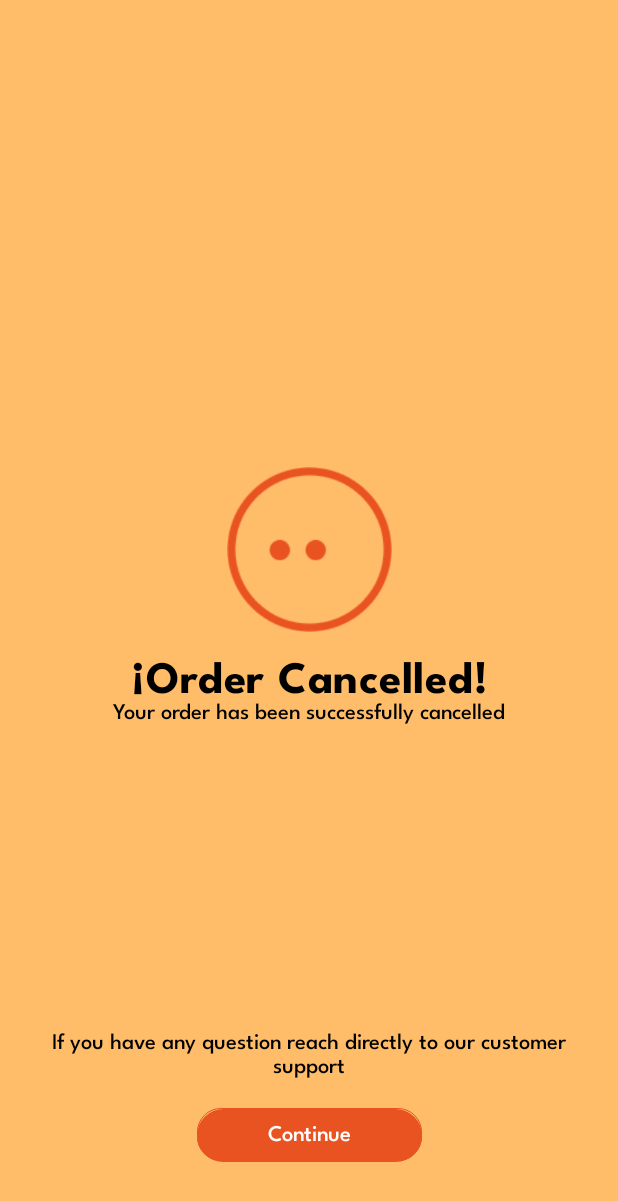
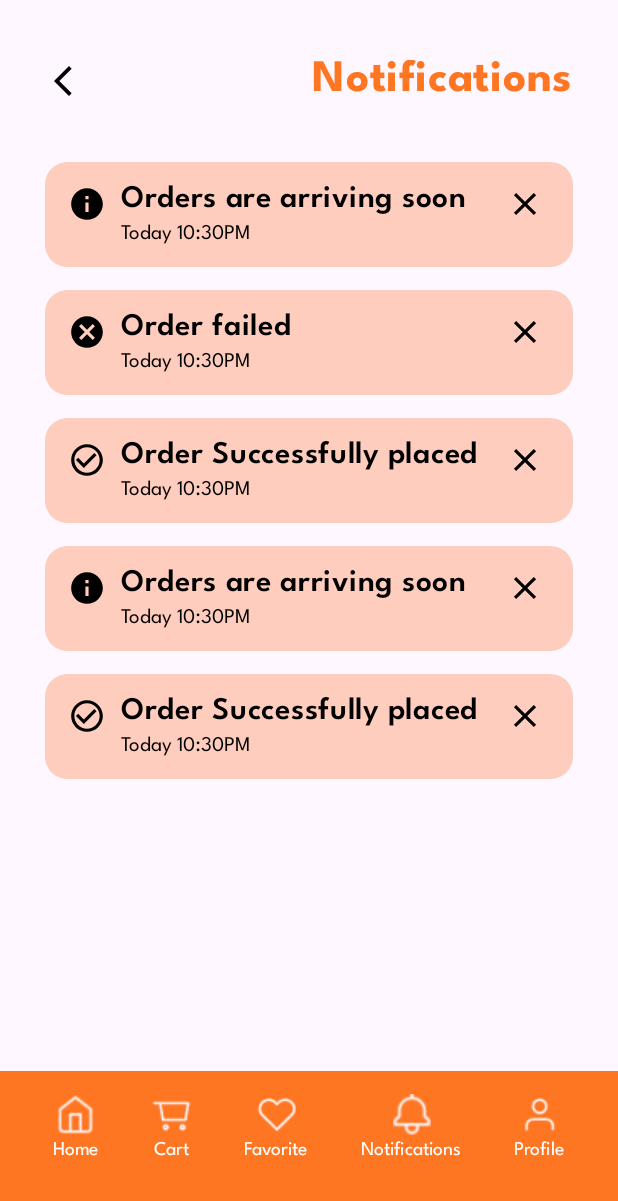
Before and after one commit to nirdidev05/Yalla_Drop, an Android app built with Jetpack Compose: the CancelOrderAnimation screen opened through its navigation route, after a tap on "Continue", on a phone screen of 412 x 824 dp. Shown: the top 1201 px of the screen. Run offline under Robolectric (Android 15) with nearby library versions, the phone set to English and light mode, and no system bars.

Commit message:
Notification , sharedpreferences loginlogout , navigationmanaging completed

```diff
--- a/app/src/main/java/com/example/yalladrop/MainActivity.kt
+++ b/app/src/main/java/com/example/yalladrop/MainActivity.kt
@@ -5,10 +5,8 @@ import android.os.Bundle
 import androidx.activity.ComponentActivity
 import androidx.activity.compose.setContent
 import androidx.activity.enableEdgeToEdge
-import androidx.activity.viewModels
 import androidx.compose.runtime.Composable
 import androidx.compose.ui.tooling.preview.Preview
-import androidx.core.view.WindowCompat
 import com.example.yalladrop.ui.theme.YallaDropTheme
 
 class MainActivity : ComponentActivity() {
--- a/app/src/main/java/com/example/yalladrop/Navigation.kt
+++ b/app/src/main/java/com/example/yalladrop/Navigation.kt
@@ -1,6 +1,11 @@
 package com.example.yalladrop
 
 import androidx.compose.runtime.Composable
+import androidx.compose.runtime.getValue
+import androidx.compose.runtime.mutableStateOf
+import androidx.compose.runtime.remember
+import androidx.compose.runtime.setValue
+import androidx.compose.ui.platform.LocalContext
 import androidx.navigation.compose.NavHost
 import androidx.navigation.compose.composable
 import androidx.navigation.compose.rememberNavController
@@ -17,6 +22,7 @@ import com.example.yalladrop.orders.CompletedOrders
 import com.example.yalladrop.delivery.ConfirmeOrder
 import com.example.yalladrop.delivery.ConfirmedOrderAnimation
 import com.example.yalladrop.delivery.OrderList
+import com.example.yalladrop.models.AuthManager
 import com.example.yalladrop.orders.LeaveReview
 import com.example.yalladrop.profile.DeliveryAdresses
 import com.example.yalladrop.profile.NewAdress
@@ -25,10 +31,15 @@ import com.example.yalladrop.profile.Profile
 @Composable
 fun Navigation() {
     val navController = rememberNavController()
+    val context = LocalContext.current
+    val authManager = remember { AuthManager(context) }
+    // Create a state that tracks the login status
+    var isLoggedIn by remember { mutableStateOf(authManager.isLoggedIn()) }
 
+    // Create the NavHost using the state
     NavHost(
         navController = navController,
-        startDestination = "FistPage"
+        startDestination = if (isLoggedIn) "ActiveOrders" else "FistPage"
     ) {
         composable("ActiveOrders") { ActiveOrders(navController) }
         composable("CanceledOrders") { CanceledOrders(navController) }
@@ -47,6 +58,7 @@ fun Navigation() {
         composable("Profile")  { Profile(navController ) }
         composable("DeliveryAdresses")  { DeliveryAdresses(navController ) }
         composable("NewAdress")  { NewAdress(navController ) }
+        composable("Notifications")  { Notifications(navController ) }
 
 
 
--- /dev/null
+++ b/app/src/main/java/com/example/yalladrop/Notifications.kt
@@ -0,0 +1,261 @@
+package com.example.yalladrop
+
+
+import androidx.compose.foundation.Image
+import androidx.compose.foundation.background
+import androidx.compose.foundation.clickable
+import androidx.compose.foundation.layout.Arrangement
+import androidx.compose.foundation.layout.Box
+import androidx.compose.foundation.layout.Column
+import androidx.compose.foundation.layout.Row
+import androidx.compose.foundation.layout.Spacer
+import androidx.compose.foundation.layout.fillMaxSize
+import androidx.compose.foundation.layout.fillMaxWidth
+import androidx.compose.foundation.layout.height
+import androidx.compose.foundation.layout.padding
+import androidx.compose.foundation.layout.size
+import androidx.compose.foundation.rememberScrollState
+import androidx.compose.foundation.shape.RoundedCornerShape
+import androidx.compose.foundation.verticalScroll
+import androidx.compose.material.icons.Icons
+import androidx.compose.material.icons.filled.ArrowBackIosNew
+import androidx.compose.material.icons.filled.Cancel
+import androidx.compose.material.icons.filled.CheckCircleOutline
+import androidx.compose.material.icons.filled.Close
+import androidx.compose.material.icons.filled.Info
+import androidx.compose.material3.Icon
+import androidx.compose.material3.MaterialTheme
+import androidx.compose.material3.Text
+import androidx.compose.runtime.Composable
+import androidx.compose.ui.Alignment
+import androidx.compose.ui.Modifier
+import androidx.compose.ui.draw.clip
+import androidx.compose.ui.graphics.Color
+import androidx.compose.ui.graphics.vector.ImageVector
+import androidx.compose.ui.res.painterResource
+import androidx.compose.ui.text.font.FontWeight
+import androidx.compose.ui.unit.dp
+import androidx.compose.ui.unit.sp
+import androidx.navigation.NavHostController
+import com.example.yalladrop.models.OrderState
+
+@Composable
+fun Notifications(navController: NavHostController) {
+
+    var listCard =  listOf<notificationItem>(notificationItem("Today 10:30PM" , OrderState.ACTIVE) ,notificationItem("Today 10:30PM" , OrderState.CANCELED),notificationItem("Today 10:30PM" , OrderState.COMPLETED) ,notificationItem("Today 10:30PM" , OrderState.ACTIVE), notificationItem("Today 10:30PM" , OrderState.COMPLETED))
+
+    Box(
+        modifier = Modifier.fillMaxSize()
+    ) {
+        Column(
+            modifier = Modifier
+                .fillMaxSize()
+                .padding(bottom = 100.dp, top = 40.dp)
+                .padding(horizontal = 30.dp)
+                .verticalScroll(rememberScrollState())
+            ,
+            horizontalAlignment = Alignment.CenterHorizontally,
+        ) {
+
+
+            Row(
+                modifier = Modifier.fillMaxWidth(),
+                horizontalArrangement = Arrangement.SpaceBetween,
+                verticalAlignment = Alignment.CenterVertically
+            ) {
+                Icon(
+                    Icons.Default.ArrowBackIosNew,
+                    contentDescription = null,
+                    tint = Color.Black,
+                    modifier = Modifier.clickable {
+
+                    }
+                )
+
+                Text(
+                    text = "Notifications",
+                    color = MaterialTheme.colorScheme.primary,
+                    style = MaterialTheme.typography.titleLarge
+                )
+
+            }
+
+            Spacer(modifier = Modifier.padding(top = 25.dp))
+            listCard.forEach { item -> NotificationCard(item.date , item.type) }
+
+
+        }
+
+
+
+        Row (
+            horizontalArrangement = Arrangement.SpaceEvenly,
+            verticalAlignment = Alignment.Top,
+            modifier = Modifier
+                .fillMaxWidth()
+                .height(110.dp)
+                .align(Alignment.BottomCenter)
+                .background(MaterialTheme.colorScheme.primary)
+        ){
+            Column(
+                horizontalAlignment = Alignment.CenterHorizontally ,
+                verticalArrangement = Arrangement.Center
+            ) {
+                Image(
+                    painter = painterResource(id = R.drawable.home),
+                    contentDescription = null,
+                    modifier = Modifier
+                        .padding(top = 15.dp)
+                        .size(27.dp, 27.dp)
+                        .clickable {
+                            navController.navigate("DeliveryAdresses")
+
+                        }
+                )
+
+                Text(text = "Home" , style = MaterialTheme.typography.labelSmall , color = Color.White , fontSize = 13.sp , modifier = Modifier.padding(top = 4.dp))
+            }
+            Column(
+                horizontalAlignment = Alignment.CenterHorizontally ,
+                verticalArrangement = Arrangement.Center
+            ) {
+                Image(
+                    painter = painterResource(id = R.drawable.shoppingcart),
+                    contentDescription = null,
+                    modifier = Modifier
+                        .padding(top = 15.dp)
+                        .size(27.dp, 27.dp)
+                        .clickable {
+                            navController.navigate("ActiveOrders")
+
+
+                        }
+                )
+
+                Text(text = "Cart" , style = MaterialTheme.typography.labelSmall , color = Color.White , fontSize = 13.sp , modifier = Modifier.padding(top = 4.dp))
+            }
+            Column(
+                horizontalAlignment = Alignment.CenterHorizontally ,
+                verticalArrangement = Arrangement.Center
+            ) {
+                Image(
+                    painter = painterResource(id = R.drawable.heart),
+                    contentDescription = null,
+                    modifier = Modifier
+                        .padding(top = 15.dp)
+                        .size(27.dp, 27.dp)
+                        .clickable {
+
+                        }
+                )
+
+                Text(text = "Favorite" , style = MaterialTheme.typography.labelSmall , color = Color.White , fontSize = 13.sp , modifier = Modifier.padding(top = 4.dp))
+            }
+            Column(
+                horizontalAlignment = Alignment.CenterHorizontally ,
+                verticalArrangement = Arrangement.Center
+            ) {
+                Image(
+                    painter = painterResource(id = R.drawable.notification),
+                    contentDescription = null,
+                    modifier = Modifier
+                        .padding(top = 15.dp)
+                        .size(27.dp, 27.dp)
+                        .clickable {
+                            navController.navigate("Notifications")
+
+
+                        }
+                )
+
+                Text(text = "Notifications" , style = MaterialTheme.typography.labelSmall , color = Color.White , fontSize = 13.sp , modifier = Modifier.padding(top = 4.dp))
+            }
+            Column(
+                horizontalAlignment = Alignment.CenterHorizontally ,
+                verticalArrangement = Arrangement.Center
+            ) {
+                Image(
+                    painter = painterResource(id = R.drawable.user),
+                    contentDescription = null,
+                    modifier = Modifier
+                        .padding(top = 15.dp)
+                        .size(27.dp, 27.dp)
+                        .clickable {
+                            navController.navigate("Profile")
+
+                        }
+                )
+
+                Text(text = "Profile" , style = MaterialTheme.typography.labelSmall , color = Color.White , fontSize = 13.sp , modifier = Modifier.padding(top = 4.dp))
+            }
+        }
+    }
+}
+
+
+
+@Composable
+fun NotificationCard(date : String , type : OrderState){
+
+    var iconType : ImageVector ;
+    var msg : String ;
+    if(type == OrderState.CANCELED){
+        iconType = Icons.Default.Cancel;
+
+        msg = "Order failed"
+    }else if ( type == OrderState.ACTIVE){
+        msg = "Orders are arriving soon"
+        iconType = Icons.Default.Info
+    }else{
+        msg = "Order Successfully placed"
+        iconType = Icons.Default.CheckCircleOutline
+    }
+
+    Row (
+        modifier = Modifier
+            .padding(top = 15.dp)
+            .fillMaxWidth()
+            .height(70.dp)
+            .clip(RoundedCornerShape(15.dp))
+            .background(color = MaterialTheme.colorScheme.secondary).padding( 15.dp),
+
+        ){
+        Icon(
+            iconType,
+            contentDescription = null,
+            tint = Color.Black,
+            modifier = Modifier
+                .size(25.dp )
+                .clickable {
+
+            }
+        )
+        Column(
+            modifier = Modifier
+                .fillMaxWidth(0.9f)
+                .height(40.dp)
+                .padding(start = 10.dp , end = 10.dp),
+            horizontalAlignment = Alignment.Start ,
+            verticalArrangement = Arrangement.SpaceBetween
+
+            ) {
+            Text(text = msg, style = MaterialTheme.typography.displayMedium , fontWeight = FontWeight.SemiBold , fontSize = 21.sp)
+            Text(text = date, style = MaterialTheme.typography.labelSmall)
+        }
+        Icon(
+            Icons.Default.Close,
+            contentDescription = null,
+            tint = Color.Black,
+            modifier = Modifier
+                .size(25.dp ).
+                clickable {
+
+            }
+        )
+    }
+}
+
+class notificationItem(
+    var date : String ,
+    var type : OrderState,
+)
--- /dev/null
+++ b/app/src/main/java/com/example/yalladrop/models/AuthModel.kt
@@ -0,0 +1,40 @@
+package com.example.yalladrop.models
+
+import android.content.Context
+import android.content.SharedPreferences
+
+public class AuthManager(context: Context) {
+    private val sharedPreferences: SharedPreferences = context.getSharedPreferences(
+        PREF_NAME,
+        Context.MODE_PRIVATE
+    )
+
+    fun saveUserSession(email: String) {
+        with(sharedPreferences.edit()) {
+            putBoolean(KEY_IS_LOGGED_IN, true)
+            putString(KEY_USER_EMAIL, email)
+            apply()
+        }
+    }
+
+    fun getUserEmail(): String? {
+        return sharedPreferences.getString(KEY_USER_EMAIL, null)
+    }
+
+    fun isLoggedIn(): Boolean {
+        return sharedPreferences.getBoolean(KEY_IS_LOGGED_IN, false)
+    }
+
+    fun clearSession() {
+        with(sharedPreferences.edit()) {
+            clear()
+            apply()
+        }
+    }
+
+    companion object {
+        private const val PREF_NAME = "YallaDropPrefs"
+        private const val KEY_IS_LOGGED_IN = "isLoggedIn"
+        private const val KEY_USER_EMAIL = "userEmail"
+    }
+}
--- a/app/src/main/java/com/example/yalladrop/models/PrincipaleBackGround.kt
+++ b/app/src/main/java/com/example/yalladrop/models/PrincipaleBackGround.kt
@@ -16,6 +16,7 @@ import androidx.compose.foundation.layout.size
 import androidx.compose.foundation.shape.RoundedCornerShape
 import androidx.compose.material.icons.Icons
 import androidx.compose.material.icons.filled.ArrowBack
+import androidx.compose.material.icons.filled.ArrowBackIosNew
 import androidx.compose.material3.Icon
 import androidx.compose.material3.MaterialTheme
 import androidx.compose.material3.Scaffold
@@ -54,7 +55,7 @@ fun PrincipaleBackGroound(title: String, navController : NavHostController , con
                     modifier = Modifier.padding(10.dp)
                 ) {
                     Icon(
-                        Icons.Default.ArrowBack,
+                        Icons.Default.ArrowBackIosNew,
                         contentDescription = null,
                         tint = MaterialTheme.colorScheme.onBackground,
                         modifier = Modifier.clickable {
@@ -169,6 +170,8 @@ fun PrincipaleBackGroound(title: String, navController : NavHostController , con
                         .padding(top = 15.dp)
                         .size(27.dp, 27.dp)
                         .clickable {
+                            navController.navigate("Notifications")
+
                         }
                 )
 
--- a/app/src/main/java/com/example/yalladrop/orders/CancelOrderAnimation.kt
+++ b/app/src/main/java/com/example/yalladrop/orders/CancelOrderAnimation.kt
@@ -56,7 +56,7 @@ fun CancelOrderAnimation(navController: NavHostController) {
         modifier = Modifier
             .fillMaxSize()
             .background(color = CancelOrange)
-            .padding(start = 10.dp, end = 10.dp, bottom = 50.dp),
+            .padding(start = 10.dp, end = 10.dp, bottom = 100.dp),
 
         ) {
         Column(
@@ -112,7 +112,12 @@ fun CancelOrderAnimation(navController: NavHostController) {
                 modifier = Modifier.padding(bottom = 20.dp)
 
             )
-            Button(onClick = { /*TODO*/ }, modifier = Modifier
+            Button(onClick = {
+
+                navController.navigate("Notifications"){
+                    popUpTo(0) { inclusive = true }
+                }
+            }, modifier = Modifier
                 .size(150.dp, 35.dp)
                 .border(
                     0.5.dp,
```
Also changed, not shown: app/build.gradle.kts (+4 -3 lines), app/src/main/java/com/example/yalladrop/auth/LoginViaAccount.kt (+15 -1 lines), app/src/main/java/com/example/yalladrop/models/CustomAreaText.kt (+7 -9 lines), app/src/main/java/com/example/yalladrop/orders/CancelOrderReasons.kt (+11 -2 lines), app/src/main/java/com/example/yalladrop/orders/LeaveReview.kt (+19 -7 lines), gradle/libs.versions.toml (+8 -0 lines).
